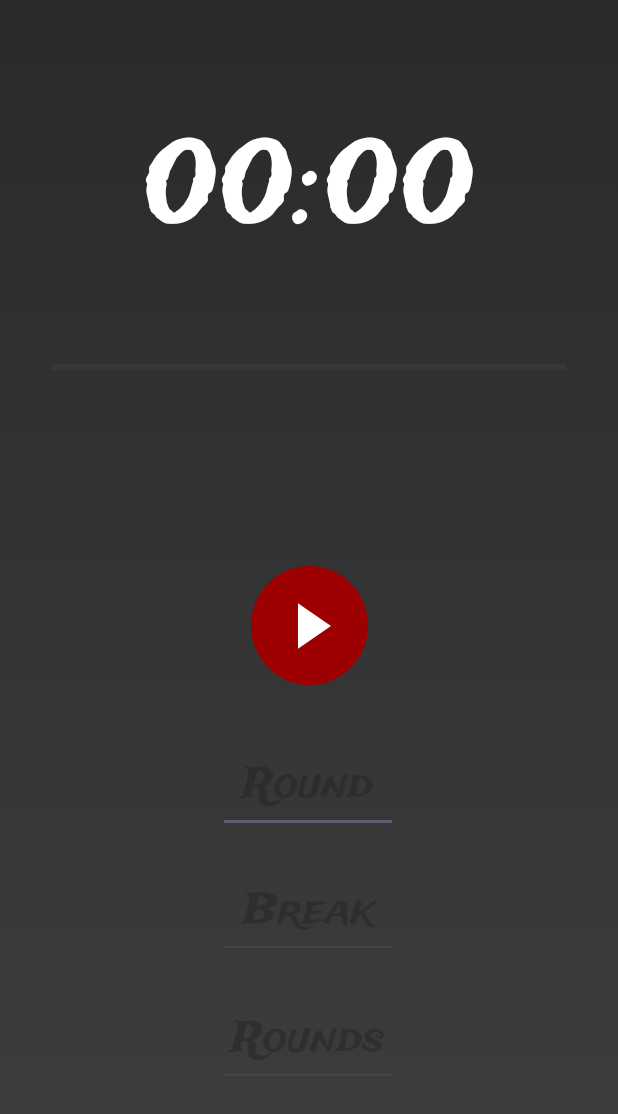
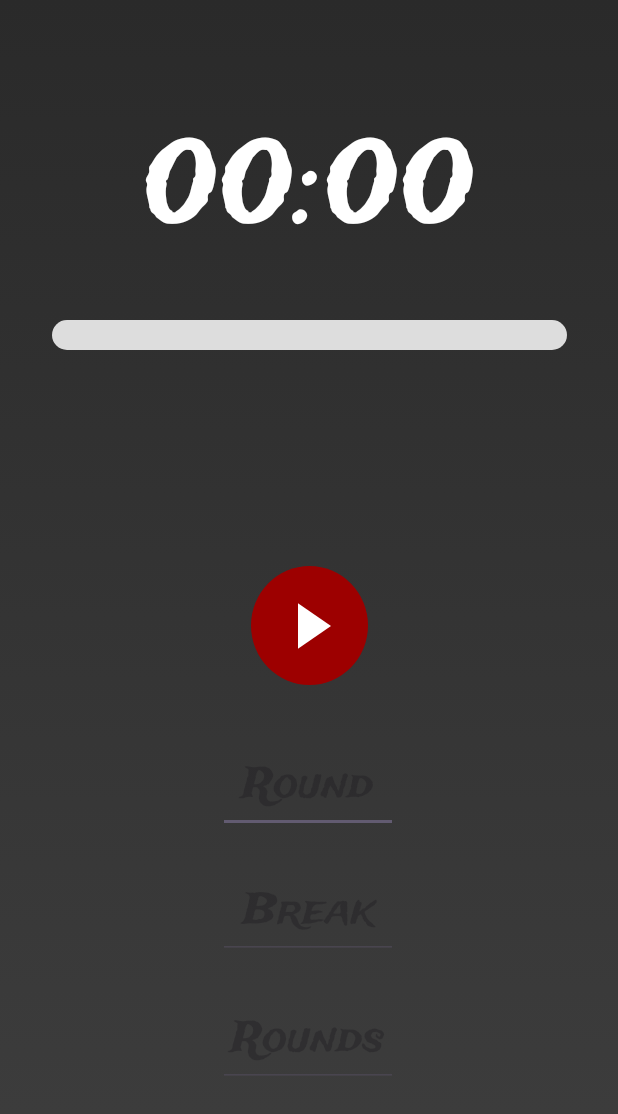
Before and after one commit to Filiprian/boxing-timer, an Android app: the screen it shows after launch (MainActivity), on a phone screen of 412 x 824 dp. Shown: the top 1114 px of the screen. Run offline under Robolectric (Android 15) with nearby library versions, the phone set to English and light mode, and no system bars.

Commit message:
Final version
Better progress bar

```diff
--- /dev/null
+++ b/app/src/main/res/drawable/progress_bar.xml
@@ -0,0 +1,20 @@
+<?xml version="1.0" encoding="utf-8"?>
+<layer-list xmlns:android="http://schemas.android.com/apk/res/android">
+    <!-- Background -->
+    <item android:id="@android:id/background">
+        <shape>
+            <corners android:radius="10dp"/>
+            <solid android:color="#DDDDDD"/>
+        </shape>
+    </item>
+
+    <!-- Progress -->
+    <item android:id="@android:id/progress">
+        <clip>
+            <shape>
+                <corners android:radius="10dp"/>
+                <solid android:color="@color/red"/>
+            </shape>
+        </clip>
+    </item>
+</layer-list>
--- a/app/src/main/res/layout/activity_main.xml
+++ b/app/src/main/res/layout/activity_main.xml
@@ -183,15 +183,15 @@
         android:id="@+id/progressBar"
         style="?android:attr/progressBarStyleHorizontal"
         android:layout_width="343dp"
-        android:layout_height="50dp"
+        android:layout_height="20dp"
         android:backgroundTint="@android:color/transparent"
+        android:progressDrawable="@drawable/progress_bar"
         android:progressTint="#F00000"
         app:layout_constraintBottom_toBottomOf="parent"
         app:layout_constraintEnd_toEndOf="parent"
-        app:layout_constraintHorizontal_bias="0.492"
         app:layout_constraintStart_toStartOf="parent"
         app:layout_constraintTop_toTopOf="parent"
-        app:layout_constraintVertical_bias="0.284" />
+        app:layout_constraintVertical_bias="0.265" />
 
     <TextView
         android:id="@+id/ttCurrentRound"
```
